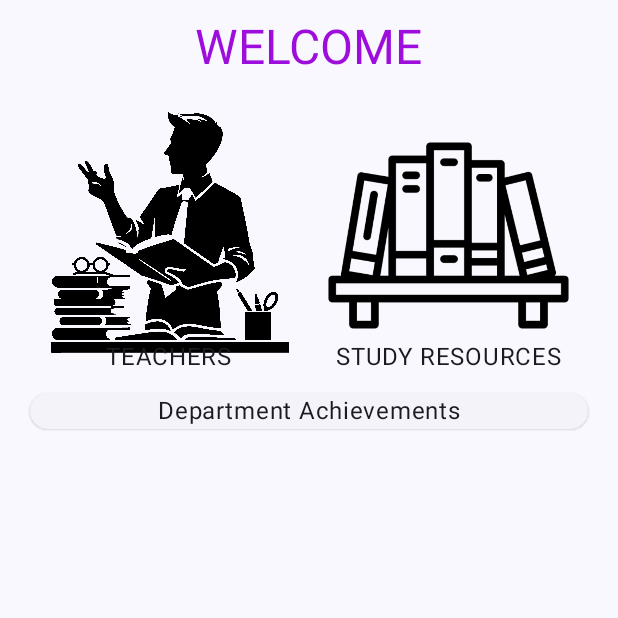
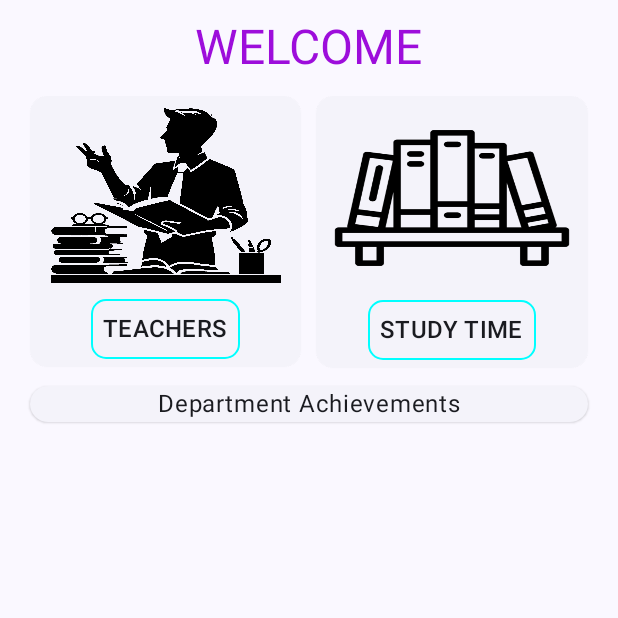
Before and after one commit to 001iftikar/Math-App, an Android app built with Jetpack Compose: the screen it shows after launch (MainActivity), on a phone screen of 412 x 824 dp, the top half of it. Run offline under Robolectric (Android 15) with nearby library versions, the phone set to English and light mode, and no system bars; our stand-ins replace Dagger/Hilt's generated code.

Commit message:
Modified the UI to look a bit better

```diff
--- a/MathApp/app/src/main/java/com/example/mathapp/ui/home/HomeScreen.kt
+++ b/MathApp/app/src/main/java/com/example/mathapp/ui/home/HomeScreen.kt
@@ -2,14 +2,22 @@ package com.example.mathapp.ui.home
 
 import android.widget.Toast
 import androidx.compose.foundation.Image
+import androidx.compose.foundation.border
 import androidx.compose.foundation.clickable
 import androidx.compose.foundation.layout.Arrangement
 import androidx.compose.foundation.layout.Box
+import androidx.compose.foundation.layout.Column
 import androidx.compose.foundation.layout.Row
+import androidx.compose.foundation.layout.Spacer
 import androidx.compose.foundation.layout.aspectRatio
+import androidx.compose.foundation.layout.fillMaxSize
 import androidx.compose.foundation.layout.fillMaxWidth
+import androidx.compose.foundation.layout.height
 import androidx.compose.foundation.layout.padding
+import androidx.compose.foundation.layout.size
+import androidx.compose.foundation.layout.width
 import androidx.compose.foundation.lazy.LazyColumn
+import androidx.compose.foundation.shape.RoundedCornerShape
 import androidx.compose.material3.CenterAlignedTopAppBar
 import androidx.compose.material3.ElevatedCard
 import androidx.compose.material3.ExperimentalMaterial3Api
@@ -61,47 +69,87 @@ private fun TopBar(title: String) {
 
 @Composable
 fun FirstLayer(onClick: () -> Unit) {
-    val context = LocalContext.current
     Row(
         modifier = Modifier
             .fillMaxWidth()
             .padding(horizontal = 20.dp),
         horizontalArrangement = Arrangement.SpaceBetween
     ) {
-        Box(modifier = Modifier
+        ElevatedCard(modifier = Modifier.fillMaxWidth()
             .weight(1f)
             .aspectRatio(1f)
-            .clickable(onClick = onClick)
+        ) {
+            Column(
+                modifier = Modifier.fillMaxSize()
+                    .padding(bottom = 5.dp),
+                verticalArrangement = Arrangement.SpaceBetween,
+                horizontalAlignment = Alignment.CenterHorizontally
             ) {
                 Image(
                     painter = painterResource(id = R.drawable.teacher),
                     contentDescription = null,
-                contentScale = ContentScale.Crop,
-                modifier = Modifier.matchParentSize()
+                    contentScale = ContentScale.FillBounds,
+                    modifier = Modifier
+                        .fillMaxSize()
+                        .weight(1f) // Take up most of the vertical space
+                        .clickable(
+                            onClick = onClick
                         )
 
-            Text("TEACHERS", modifier = Modifier
-                .align(Alignment.BottomCenter))
+                )
+                Text(
+                    text = "TEACHERS",
+                    modifier = Modifier
+                        .border(
+                            width = 1.dp,
+                            color = Color.Cyan,
+                            shape = RoundedCornerShape(10.dp)
+                        )
+                        .padding(8.dp)
+                        .clickable(
+                            onClick = onClick
+                        ),
+                    style = MaterialTheme.typography.titleMedium,
+                )
             }
-        Box(modifier = Modifier
+        }
+
+        Spacer(Modifier.width(10.dp))
+        ElevatedCard(modifier = Modifier
             .weight(1f)
-            .aspectRatio(1f)
-            .clickable(onClick = {
-
-                Toast.makeText(context, "Will navigate to Study Resource Screen", Toast.LENGTH_LONG).show()
-
-            })
+            .aspectRatio(1f)) {
+            Column(
+                modifier = Modifier.fillMaxSize()
+                    .padding(bottom = 5.dp),
+                verticalArrangement = Arrangement.SpaceBetween,
+                horizontalAlignment = Alignment.CenterHorizontally
             ) {
-
                 Image(
                     painter = painterResource(id = R.drawable.bookselv),
                     contentDescription = null,
-                contentScale = ContentScale.Crop,
-                modifier = Modifier.matchParentSize()
+                    contentScale = ContentScale.FillBounds,
+                    modifier = Modifier
+                        .fillMaxSize()
+                        .weight(1f) // Take up most of the vertical space
+                        .clickable(
+                            onClick = {}
                         )
-
-            Text("STUDY RESOURCES", modifier = Modifier
-                .align(Alignment.BottomCenter))
+                )
+                Text(
+                    text = "STUDY TIME",
+                    modifier = Modifier
+                        .border(
+                            width = 1.dp,
+                            color = Color.Cyan,
+                            shape = RoundedCornerShape(10.dp)
+                        )
+                        .padding(8.dp)
+                        .clickable(
+                            onClick = {}
+                        ),
+                    style = MaterialTheme.typography.titleMedium,
+                )
+            }
         }
     }
 }
```
Lines whose indentation alone changed are shown as unchanged.
